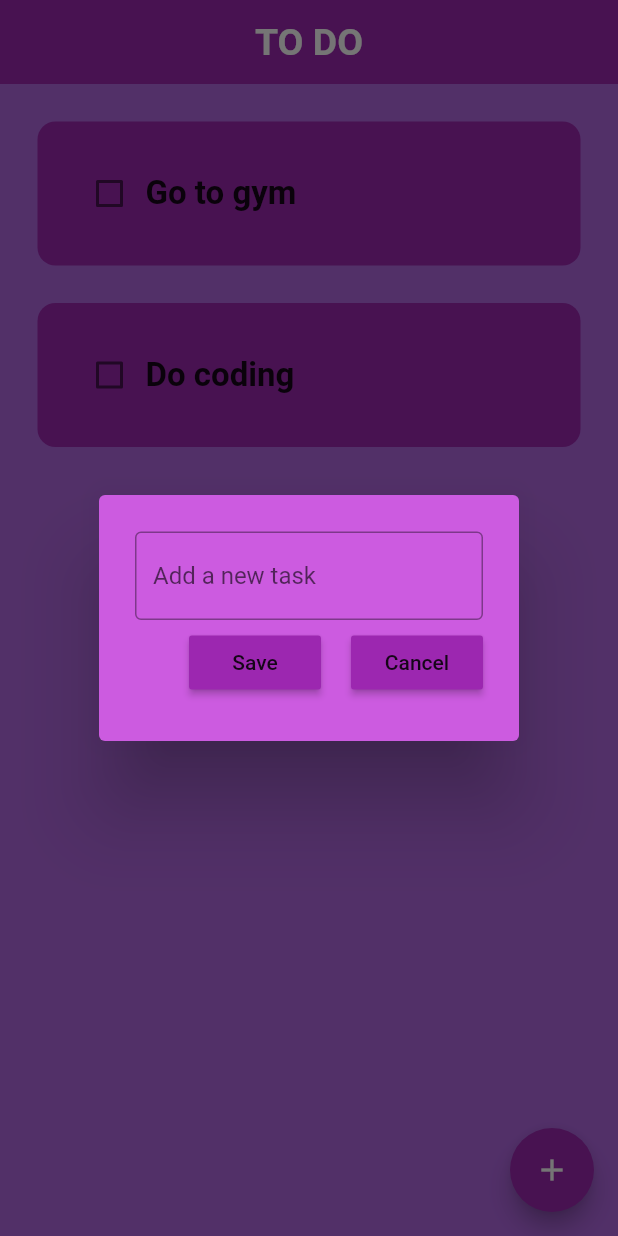
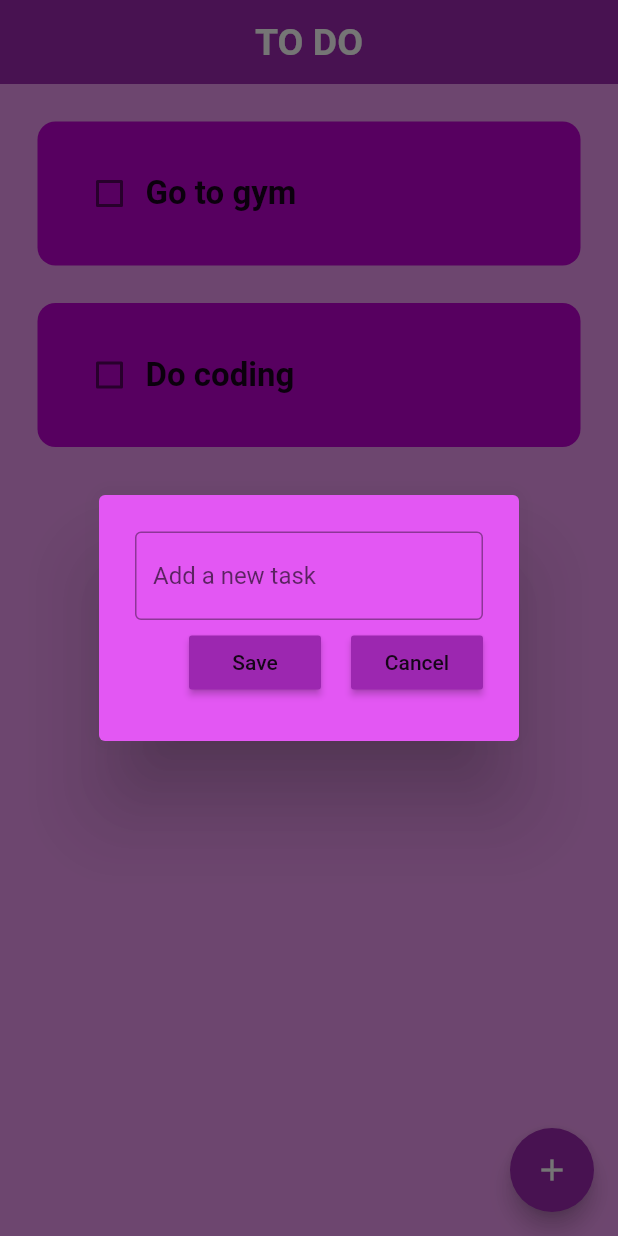
Before and after one commit to mrudulmohan007/TO-DO-APP, a Flutter app: the screen it shows after launch, after a tap on the "add" icon, on a phone screen of 412 x 824 dp. Run offline on Flutter 3.47's test engine with Material 2 defaults, Android fonts, the phone set to English and light mode, and no system bars; drawn by our look-alikes of flutter_slidable; our stand-ins replace hive_flutter; accounts and stored records are empty.

Commit message:
dark mode feature added

```diff
--- a/lib/main.dart
+++ b/lib/main.dart
@@ -22,6 +22,11 @@ class MyApp extends StatelessWidget {
       home: HomePage(),
       theme: ThemeData(
         primarySwatch: Colors.purple,
+        brightness: Brightness.light,
+      ),
+      darkTheme: ThemeData(
+        primarySwatch: Colors.blueGrey,
+        brightness: Brightness.dark,
       ),
     );
   }
--- a/lib/pages/home_page.dart
+++ b/lib/pages/home_page.dart
@@ -75,7 +75,9 @@ class _HomePageState extends State<HomePage> {
   @override
   Widget build(BuildContext context) {
     return Scaffold(
-      backgroundColor: Color.fromARGB(255, 178, 104, 227),
+      backgroundColor: Theme.of(context).brightness == Brightness.light
+          ? Color.fromARGB(159, 227, 92, 232)
+          : const Color.fromARGB(255, 12, 12, 12),
       appBar: AppBar(
         centerTitle: true,
         title: const Text(
--- a/lib/util/dialog_box.dart
+++ b/lib/util/dialog_box.dart
@@ -16,7 +16,9 @@ class DialogBox extends StatelessWidget {
   @override
   Widget build(BuildContext context) {
     return AlertDialog(
-      backgroundColor: Color.fromARGB(255, 204, 91, 224),
+      backgroundColor: Theme.of(context).brightness == Brightness.light
+          ? Color.fromARGB(255, 227, 87, 243)
+          : Color.fromARGB(255, 55, 52, 52),
       content: Container(
         height: 120,
         child: Column(
--- a/lib/util/todo_tile.dart
+++ b/lib/util/todo_tile.dart
@@ -33,7 +33,9 @@ class ToDoTile extends StatelessWidget {
         child: Container(
           padding: EdgeInsets.all(24),
           decoration: BoxDecoration(
-            color: Colors.purple,
+            color: Theme.of(context).brightness == Brightness.light
+                ? Color.fromARGB(255, 189, 1, 209)
+                : Color.fromARGB(255, 55, 52, 52),
             borderRadius: BorderRadius.circular(12),
           ),
           child: Row(
```
